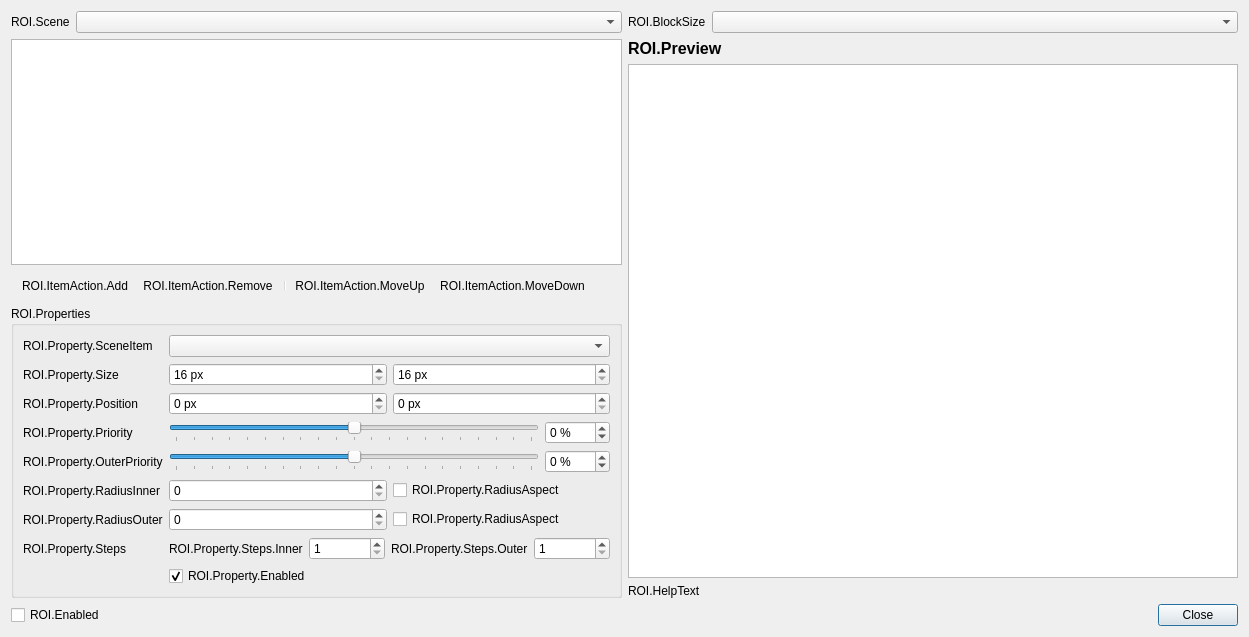
This is UI/frontend-plugins/frontend-tools/forms/roi-editor.ui in derrod/obs-studio as Qt 5 draws it before an edit. The edited form follows.
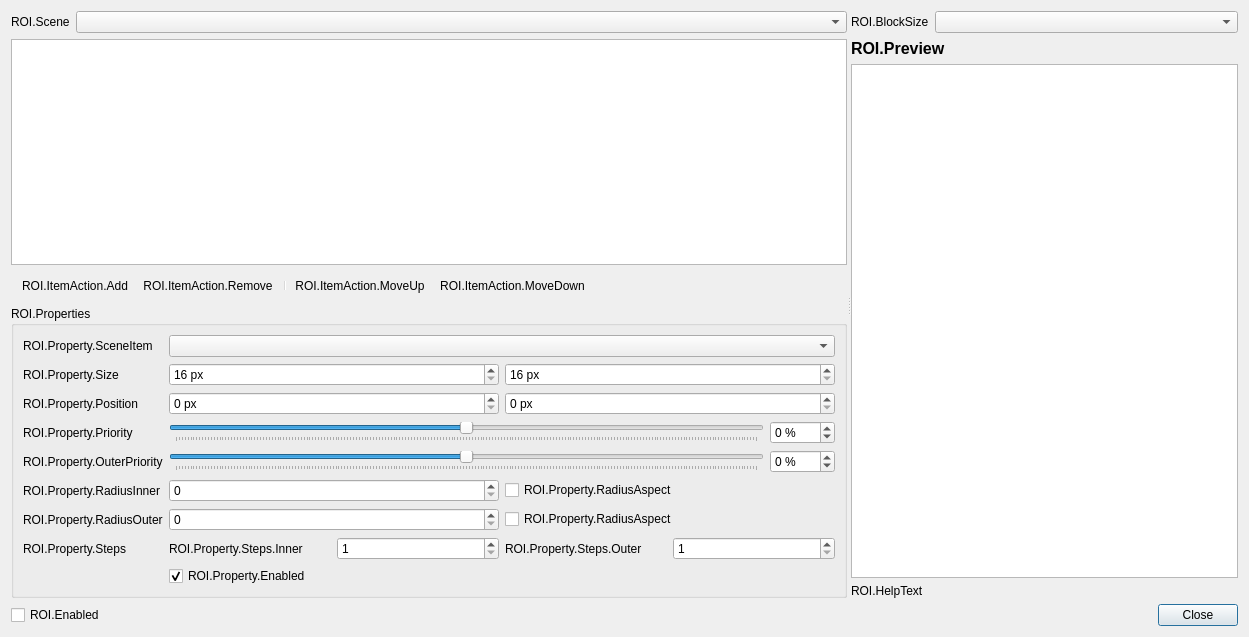
This is the edited form. Icons and pictures are not drawn.

Commit message: UI: Turn ROI editor into a splittable layout

```diff
--- a/UI/frontend-plugins/frontend-tools/forms/roi-editor.ui
+++ b/UI/frontend-plugins/frontend-tools/forms/roi-editor.ui
@@ -15,8 +15,11 @@
   </property>
   <layout class="QVBoxLayout" name="verticalLayout">
    <item>
-    <layout class="QHBoxLayout" name="horizontalLayout">
-     <item>
+    <widget class="QSplitter" name="splitter">
+     <property name="orientation">
+      <enum>Qt::Orientation::Horizontal</enum>
+     </property>
+     <widget class="QWidget" name="layoutWidget">
       <layout class="QVBoxLayout" name="editLazout">
        <item>
         <layout class="QHBoxLayout" name="horizontalLayout_3">
@@ -364,8 +367,8 @@
         </widget>
        </item>
       </layout>
-     </item>
-     <item>
+     </widget>
+     <widget class="QWidget" name="layoutWidget">
       <layout class="QVBoxLayout" name="previewLazout">
        <item>
         <layout class="QHBoxLayout" name="horizontalLayout_4">
@@ -452,8 +455,8 @@
         </widget>
        </item>
       </layout>
-     </item>
-    </layout>
+     </widget>
+    </widget>
    </item>
    <item>
     <layout class="QHBoxLayout" name="horizontalLayout_2">
```
